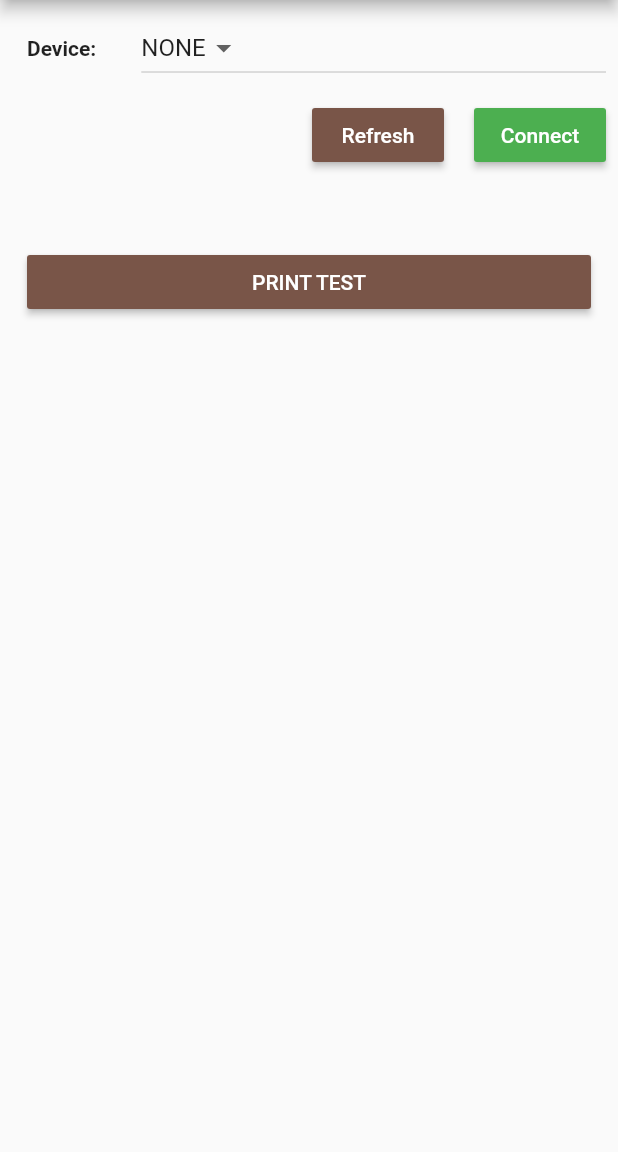
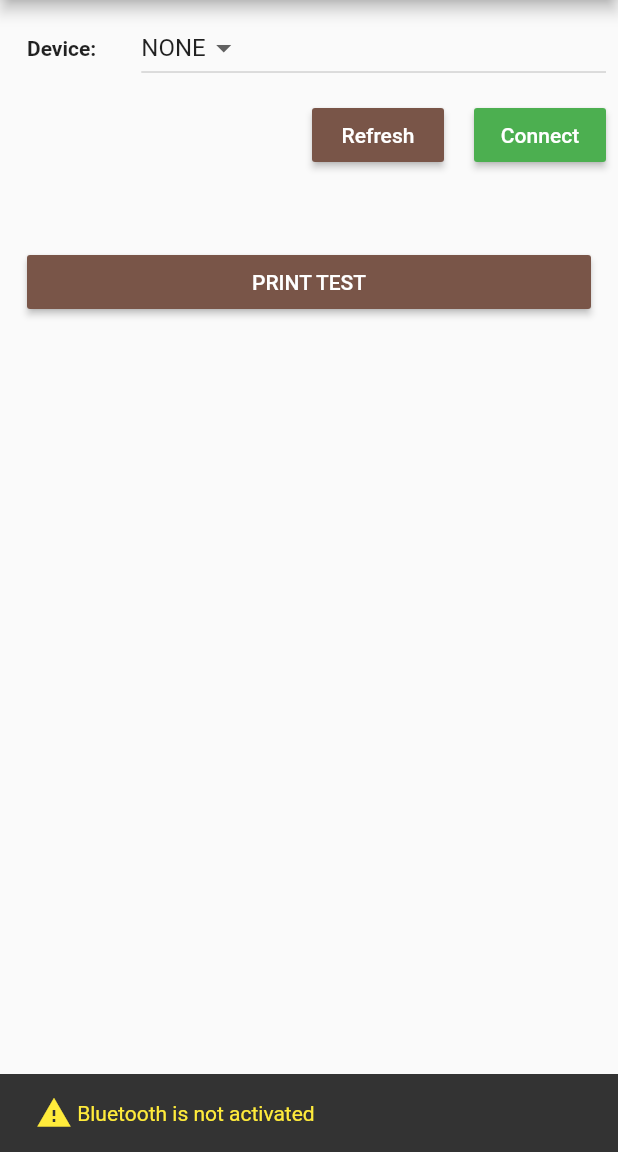
Before and after one commit to xabdoux/olivoMobileApp, a Flutter app: the BlueThermalScreen screen opened by its route, after a tap on "Refresh", on a phone screen of 412 x 824 dp, the part 84-1236 px from its top. Run offline on Flutter 3.47's test engine with Material 2 defaults, Android fonts, the phone set to English and light mode, and no system bars; missing offline and left inert: blue_thermal_printer; accounts and stored records are empty.

Commit message:
Add warining message if bluetooth is off

```diff
--- a/lib/providers/blue_thermal_provider.dart
+++ b/lib/providers/blue_thermal_provider.dart
@@ -26,6 +26,31 @@ class BlueThermalProvider with ChangeNotifier {
       return true;
     }
     return false;
+  }
+
+  Future<void> isBluetoothActivated(GlobalKey<ScaffoldState> key) async {
+    bool bluetoothIsActivated = await bluetooth.isOn;
+    if (!bluetoothIsActivated) {
+      key.currentState.removeCurrentSnackBar();
+      key.currentState.showSnackBar(
+        SnackBar(
+          content: Row(
+            children: <Widget>[
+              Icon(
+                Icons.warning,
+                color: Colors.yellow,
+              ),
+              Text(
+                ' Bluetooth is not activated',
+                style: TextStyle(
+                  color: Colors.yellow,
+                ),
+              )
+            ],
+          ),
+        ),
+      );
+    }
   }
 
   BluetoothDevice get selectedDevice {
@@ -84,12 +109,12 @@ class BlueThermalProvider with ChangeNotifier {
     BuildContext context, {
     Duration duration: const Duration(seconds: 3),
   }) async {
-    await new Future.delayed(new Duration(milliseconds: 100));
+    await Future.delayed(Duration(milliseconds: 100));
     Scaffold.of(context).showSnackBar(
-      new SnackBar(
-        content: new Text(
+      SnackBar(
+        content: Text(
           message,
-          style: new TextStyle(
+          style: TextStyle(
             color: Colors.white,
           ),
         ),
@@ -112,7 +137,7 @@ class BlueThermalProvider with ChangeNotifier {
 
   Future<void> writeToFile(ByteData data, String path) {
     final buffer = data.buffer;
-    return new File(path).writeAsBytes(
+    return File(path).writeAsBytes(
         buffer.asUint8List(data.offsetInBytes, data.lengthInBytes));
   }
 
--- a/lib/screens/blue_thermal_screen.dart
+++ b/lib/screens/blue_thermal_screen.dart
@@ -15,6 +15,7 @@ class BlueThermalScreen extends StatefulWidget {
 
 class _BlueThermalScreenState extends State<BlueThermalScreen> {
   bool init = true;
+  var _key = GlobalKey<ScaffoldState>();
 
   @override
   void didChangeDependencies() {
@@ -31,6 +32,7 @@ class _BlueThermalScreenState extends State<BlueThermalScreen> {
   Widget build(BuildContext context) {
     final blueThermal = Provider.of<BlueThermalProvider>(context, listen: true);
     return Scaffold(
+      key: _key,
       drawer: MainDrawer(),
       appBar: AppBar(
         title: Text('Blue Thermal Printer'),
@@ -75,6 +77,7 @@ class _BlueThermalScreenState extends State<BlueThermalScreen> {
                   RaisedButton(
                     color: Colors.brown,
                     onPressed: () {
+                      blueThermal.isBluetoothActivated(_key);
                       blueThermal.initPlatformState();
                     },
                     child: Text(
```
Also changed, not shown: lib/screens/customer_details_screen.dart (+51 -6 lines).
